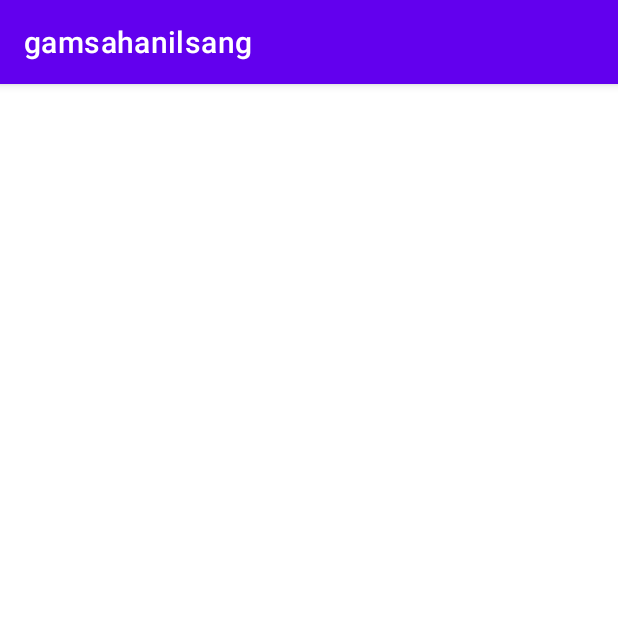
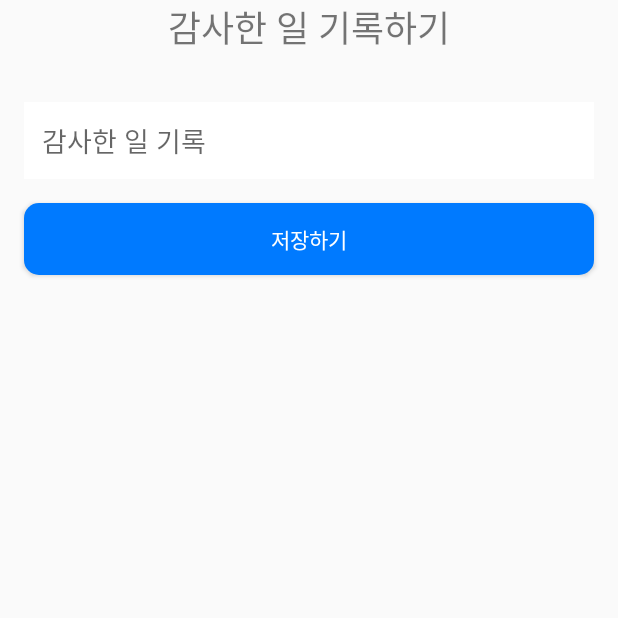
Before and after one commit to kdh4501/gamsahanilsang-aos, an Android app: the screen it shows after launch (MainActivity), on a phone screen of 412 x 824 dp, the top half of it. Run offline under Robolectric (Android 15) with nearby library versions, the phone set to English and light mode, and no system bars.

Commit message:
feat 초기화면 구현

```diff
--- a/app/build.gradle.kts
+++ b/app/build.gradle.kts
@@ -42,6 +42,7 @@ dependencies {
     implementation(libs.material)
     implementation(libs.androidx.activity)
     implementation(libs.androidx.constraintlayout)
+    implementation(libs.androidx.recyclerview)
     testImplementation(libs.junit)
     androidTestImplementation(libs.androidx.junit)
     androidTestImplementation(libs.androidx.espresso.core)
--- /dev/null
+++ b/app/src/main/res/drawable/rounded_button.xml
@@ -0,0 +1,6 @@
+<?xml version="1.0" encoding="utf-8"?>
+<shape xmlns:android="http://schemas.android.com/apk/res/android"
+    android:shape="rectangle">
+    <solid android:color="@color/blue" /> <!-- 버튼 배경색 -->
+    <corners android:radius="10dp" /> <!-- 모서리 반경 -->
+</shape>
--- a/app/src/main/res/layout/activity_main.xml
+++ b/app/src/main/res/layout/activity_main.xml
@@ -1,11 +1,50 @@
 <?xml version="1.0" encoding="utf-8"?>
-<androidx.constraintlayout.widget.ConstraintLayout
+<RelativeLayout
     xmlns:android="http://schemas.android.com/apk/res/android"
-    xmlns:tools="http://schemas.android.com/tools"
-    xmlns:app="http://schemas.android.com/apk/res-auto"
     android:id="@+id/main"
     android:layout_width="match_parent"
-    android:layout_height="match_parent"
-    tools:context=".ui.main.MainActivity">
+    android:layout_height="match_parent">
 
-  </androidx.constraintlayout.widget.ConstraintLayout>
+  <TextView
+      android:id="@+id/header"
+      android:layout_width="wrap_content"
+      android:layout_height="wrap_content"
+      android:text="감사한 일 기록하기"
+      android:textSize="24sp"
+      android:layout_alignParentTop="true"
+      android:layout_centerHorizontal="true"
+      android:paddingBottom="16dp"/>
+
+  <EditText
+      android:id="@+id/editTextGratitude"
+      android:layout_width="match_parent"
+      android:layout_height="wrap_content"
+      android:hint="감사한 일 기록"
+      android:layout_below="@id/header"
+      android:layout_marginTop="16dp"
+      android:layout_marginHorizontal="16dp"
+      android:padding="12dp"
+      android:background="@android:color/white"
+      android:textColor="@color/black" />
+
+  <Button
+      android:id="@+id/buttonSave"
+      style="@style/buttonStyle"
+      android:layout_width="match_parent"
+      android:layout_height="wrap_content"
+      android:text="저장하기"
+      android:layout_below="@id/editTextGratitude"
+      android:layout_marginTop="16dp"
+      android:layout_marginHorizontal="16dp"
+      android:background="@drawable/rounded_button"
+      android:textColor="@color/white" />
+
+  <androidx.recyclerview.widget.RecyclerView
+      android:id="@+id/recyclerViewGratitude"
+      android:layout_width="match_parent"
+      android:layout_height="0dp"
+      android:layout_below="@id/buttonSave"
+      android:layout_marginTop="16dp"
+      android:layout_weight="1" />
+
+  </RelativeLayout>
--- a/app/src/main/res/values-night/themes.xml
+++ b/app/src/main/res/values-night/themes.xml
@@ -1,6 +1,6 @@
 <resources xmlns:tools="http://schemas.android.com/tools">
     <!-- Base application theme. -->
-    <style name="Theme.Gamsahanilsang" parent="Theme.MaterialComponents.DayNight.DarkActionBar">
+    <style name="Theme.Gamsahanilsang" parent="Theme.AppCompat.DayNight">
         <!-- Primary brand color. -->
         <item name="colorPrimary">@color/purple_200</item>
         <item name="colorPrimaryVariant">@color/purple_700</item>
@@ -12,5 +12,11 @@
         <!-- Status bar color. -->
         <item name="android:statusBarColor">?attr/colorPrimaryVariant</item>
         <!-- Customize your theme here. -->
+        <item name="windowNoTitle">true</item>
+    </style>
+
+    <style name="buttonStyle" parent="Widget.AppCompat.Button">
+        <item name="android:padding">12dp</item>
+        <item name="android:radius">10dp</item>
     </style>
 </resources>
--- a/app/src/main/res/values/colors.xml
+++ b/app/src/main/res/values/colors.xml
@@ -8,5 +8,8 @@
     <color name="black">#FF000000</color>
     <color name="white">#FFFFFFFF</color>
 
-
+    <!-- 추가 색상 -->
+    <color name="light_gray">#F7F7F7</color> <!-- 연한 회색 -->
+    <color name="blue">#007AFF</color> <!-- iPhone 스타일의 파란색 -->
+    <color name="green">#34C759</color> <!-- iPhone 스타일의 초록색 -->
 </resources>
--- a/app/src/main/res/values/themes.xml
+++ b/app/src/main/res/values/themes.xml
@@ -1,6 +1,6 @@
 <resources xmlns:tools="http://schemas.android.com/tools">
     <!-- Base application theme. -->
-    <style name="Theme.Gamsahanilsang" parent="Theme.MaterialComponents.DayNight.DarkActionBar">
+    <style name="Theme.Gamsahanilsang" parent="Theme.AppCompat.DayNight">
         <!-- Primary brand color. -->
         <item name="colorPrimary">@color/purple_500</item>
         <item name="colorPrimaryVariant">@color/purple_700</item>
@@ -12,5 +12,11 @@
         <!-- Status bar color. -->
         <item name="android:statusBarColor">?attr/colorPrimaryVariant</item>
         <!-- Customize your theme here. -->
+        <item name="windowNoTitle">true</item>
+    </style>
+
+    <style name="buttonStyle" parent="Widget.AppCompat.Button">
+        <item name="android:padding">12dp</item>
+        <item name="android:radius">10dp</item>
     </style>
 </resources>
--- a/gradle/libs.versions.toml
+++ b/gradle/libs.versions.toml
@@ -9,6 +9,7 @@ appcompat = "1.7.0"
 material = "1.12.0"
 activity = "1.9.0"
 constraintlayout = "2.2.1"
+recyclerview = "1.4.0"
 
 [libraries]
 androidx-core-ktx = { group = "androidx.core", name = "core-ktx", version.ref = "coreKtx" }
@@ -19,6 +20,7 @@ androidx-appcompat = { group = "androidx.appcompat", name = "appcompat", version
 material = { group = "com.google.android.material", name = "material", version.ref = "material" }
 androidx-activity = { group = "androidx.activity", name = "activity", version.ref = "activity" }
 androidx-constraintlayout = { group = "androidx.constraintlayout", name = "constraintlayout", version.ref = "constraintlayout" }
+androidx-recyclerview = { group = "androidx.recyclerview", name = "recyclerview", version.ref = "recyclerview" }
 
 [plugins]
 android-application = { id = "com.android.application", version.ref = "agp" }
```
